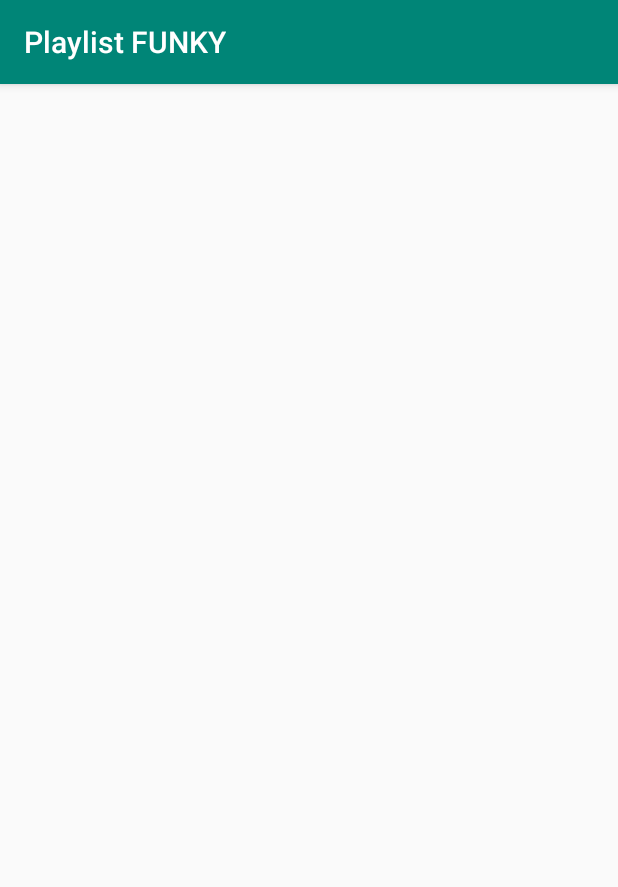
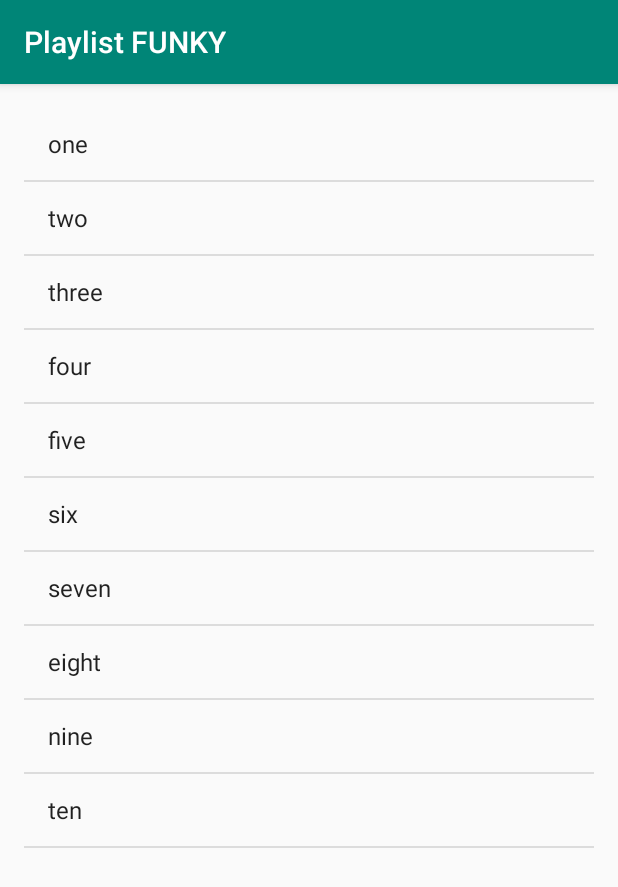
Before and after one commit to ZMC-dev/MyMusicApp, an Android app: the FunkyActivity screen opened directly, with no data from a screen before it, on a phone screen of 412 x 824 dp. Shown: the top 887 px of the screen. Run offline under Robolectric (Android 15) with nearby library versions, the phone set to English and light mode, and no system bars.

Commit message:
Add ArrayAdapter

```diff
--- a/app/src/main/java/com/example/android/mymusicapp/FunkyActivity.java
+++ b/app/src/main/java/com/example/android/mymusicapp/FunkyActivity.java
@@ -2,6 +2,10 @@ package com.example.android.mymusicapp;
 
 import android.support.v7.app.AppCompatActivity;
 import android.os.Bundle;
+import android.widget.ArrayAdapter;
+import android.widget.ListView;
+
+import java.util.ArrayList;
 
 public class FunkyActivity extends AppCompatActivity {
 
@@ -9,5 +13,28 @@ public class FunkyActivity extends AppCompatActivity {
     protected void onCreate(Bundle savedInstanceState) {
         super.onCreate(savedInstanceState);
         setContentView(R.layout.activity_funky);
+
+        // Create an array of words
+        ArrayList<String> playlist_funky = new ArrayList<String>();
+
+        playlist_funky.add("one");
+        playlist_funky.add("two");
+        playlist_funky.add("three");
+        playlist_funky.add("four");
+        playlist_funky.add("five");
+        playlist_funky.add("six");
+        playlist_funky.add("seven");
+        playlist_funky.add("eight");
+        playlist_funky.add("nine");
+        playlist_funky.add("ten");
+
+
+        ArrayAdapter<String> itemsAdapter =
+                new ArrayAdapter<String>(this, android.R.layout.simple_list_item_1,playlist_funky);
+
+        ListView listView = (ListView) findViewById(R.id.list);
+
+        listView.setAdapter(itemsAdapter);
+
     }
 }
--- a/app/src/main/res/layout/activity_funky.xml
+++ b/app/src/main/res/layout/activity_funky.xml
@@ -1,9 +1,14 @@
 <?xml version="1.0" encoding="utf-8"?>
-<android.support.constraint.ConstraintLayout xmlns:android="http://schemas.android.com/apk/res/android"
+<ListView xmlns:android="http://schemas.android.com/apk/res/android"
     xmlns:app="http://schemas.android.com/apk/res-auto"
     xmlns:tools="http://schemas.android.com/tools"
     android:layout_width="match_parent"
     android:layout_height="match_parent"
+    android:id="@+id/list"
+    android:orientation="vertical"
+    android:paddingBottom="16dp"
+    android:paddingLeft="16dp"
+    android:paddingRight="16dp"
+    android:paddingTop="16dp"
     tools:context=".FunkyActivity">
-
-</android.support.constraint.ConstraintLayout>
+</ListView>
```
